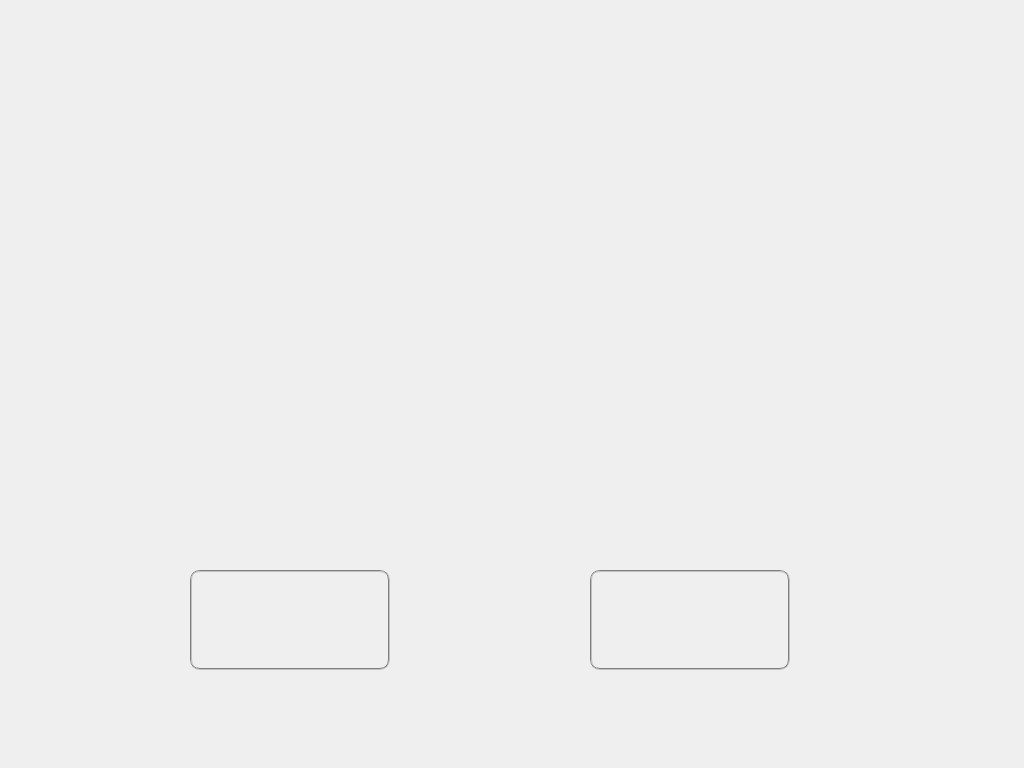
Old version of the form VehicleManagement/VehicleManage/checkreceiptdialog.ui in the repository maanjun/IVM.
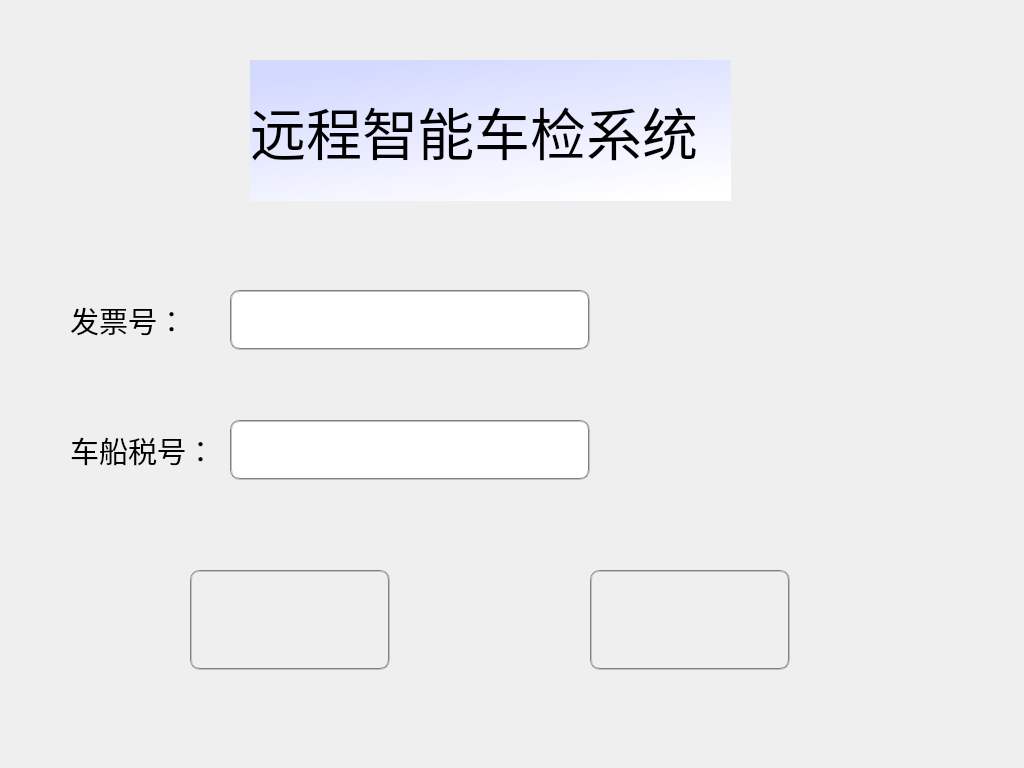
New version of the form. Icons and pictures are not drawn.

The edit to the form file:
```diff
--- a/VehicleManagement/VehicleManage/checkreceiptdialog.ui
+++ b/VehicleManagement/VehicleManage/checkreceiptdialog.ui
@@ -13,6 +13,9 @@
   <property name="windowTitle">
    <string>CheckReceiptDialog</string>
   </property>
+  <property name="styleSheet">
+   <string notr="true">#CheckReceiptDialog{border-image: url(:/Resources/Images/background.png);}</string>
+  </property>
   <widget class="QPushButton" name="pBtnHomepage">
    <property name="geometry">
     <rect>
@@ -56,6 +59,102 @@
     <string/>
    </property>
   </widget>
+  <widget class="QLabel" name="labelReceipt">
+   <property name="geometry">
+    <rect>
+     <x>70</x>
+     <y>290</y>
+     <width>150</width>
+     <height>60</height>
+    </rect>
+   </property>
+   <property name="font">
+    <font>
+     <pointsize>22</pointsize>
+    </font>
+   </property>
+   <property name="text">
+    <string>发票号：</string>
+   </property>
+  </widget>
+  <widget class="QLabel" name="labelTax">
+   <property name="geometry">
+    <rect>
+     <x>70</x>
+     <y>420</y>
+     <width>150</width>
+     <height>60</height>
+    </rect>
+   </property>
+   <property name="font">
+    <font>
+     <pointsize>22</pointsize>
+    </font>
+   </property>
+   <property name="text">
+    <string>车船税号：</string>
+   </property>
+  </widget>
+  <widget class="QLineEdit" name="lineEditReceipt">
+   <property name="geometry">
+    <rect>
+     <x>230</x>
+     <y>290</y>
+     <width>360</width>
+     <height>60</height>
+    </rect>
+   </property>
+   <property name="font">
+    <font>
+     <family>Times New Roman</family>
+     <pointsize>18</pointsize>
+    </font>
+   </property>
+   <property name="styleSheet">
+    <string notr="true">border:2px groove gray;border-radius:10px;padding:2px 4px</string>
+   </property>
+  </widget>
+  <widget class="QLineEdit" name="lineEditTax">
+   <property name="geometry">
+    <rect>
+     <x>230</x>
+     <y>420</y>
+     <width>360</width>
+     <height>60</height>
+    </rect>
+   </property>
+   <property name="font">
+    <font>
+     <family>Times New Roman</family>
+     <pointsize>18</pointsize>
+    </font>
+   </property>
+   <property name="styleSheet">
+    <string notr="true">border:2px groove gray;border-radius:10px;padding:2px 4px</string>
+   </property>
+  </widget>
+  <widget class="QLabel" name="labelTitle">
+   <property name="geometry">
+    <rect>
+     <x>250</x>
+     <y>60</y>
+     <width>481</width>
+     <height>141</height>
+    </rect>
+   </property>
+   <property name="font">
+    <font>
+     <family>宋体</family>
+     <pointsize>42</pointsize>
+    </font>
+   </property>
+   <property name="styleSheet">
+    <string notr="true">background-color: qlineargradient(spread:pad, x1:0.3125, y1:0, x2:0.784, y2:1, stop:0 rgba(211, 217, 255, 255), stop:1 rgba(255, 255, 255, 255));</string>
+   </property>
+   <property name="text">
+    <string>远程智能车检系统</string>
+   </property>
+  </widget>
  </widget>
  <layoutdefault spacing="6" margin="11"/>
  <resources/>
```
Left out of the diff: 10 changed lines with no effect on the pictures.
